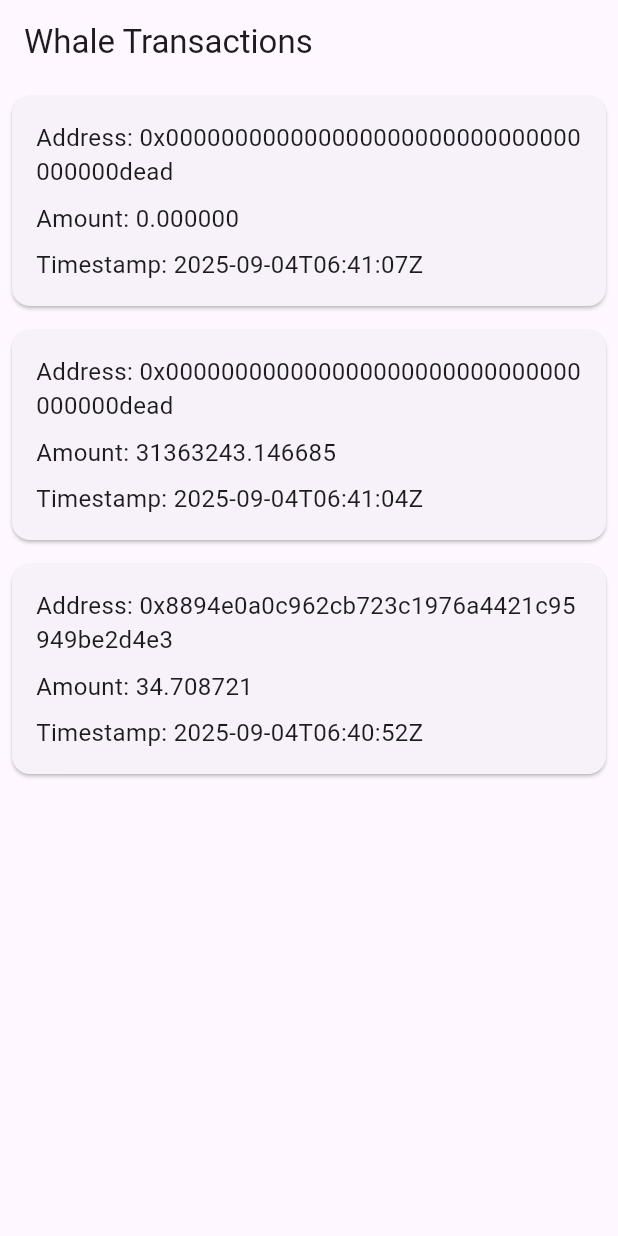
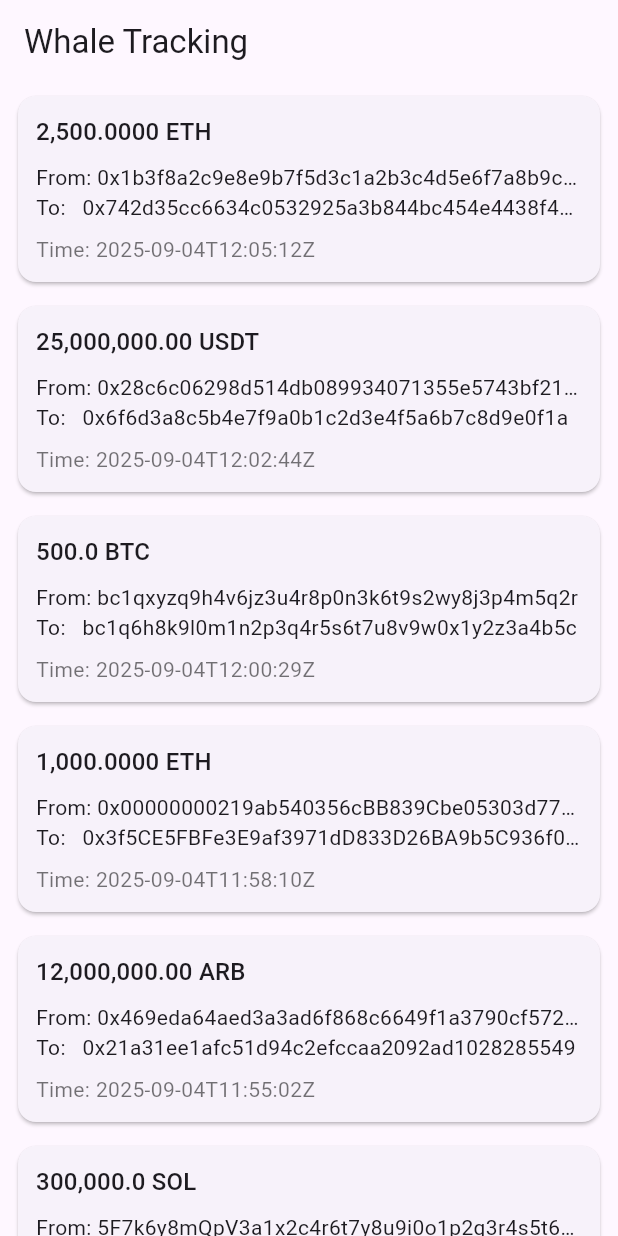
Before and after one commit to ygtsmt/crew_deneme, a Flutter app: the screen it shows after launch, on a phone screen of 412 x 824 dp. Run offline on Flutter 3.47's test engine with Material 3 defaults, Android fonts, the phone set to English and light mode, and no system bars.

Commit message:
Add simple whale tracking ListView app with hardcoded sample data

```diff
--- a/lib/main.dart
+++ b/lib/main.dart
@@ -1,60 +1,126 @@
+// Simple Whale Tracking ListView with hardcoded data
 import 'package:flutter/material.dart';
 
 void main() {
-  runApp(WhaleTrackingApp());
+  runApp(const WhaleApp());
 }
 
-class WhaleTrackingApp extends StatelessWidget {
+class WhaleApp extends StatelessWidget {
+  const WhaleApp({super.key});
+
   @override
   Widget build(BuildContext context) {
     return MaterialApp(
-      title: 'Whale Tracking',
-      home: WhaleListScreen(),
+      title: 'Whale Tracker',
+      home: const WhaleListPage(),
+      debugShowCheckedModeBanner: false,
     );
   }
 }
 
-class WhaleListScreen extends StatelessWidget {
-  final List<Map<String, dynamic>> transactions = [
+final List<Map<String, String>> whaleTransactions = [
   {
-      "whale_address": "0x000000000000000000000000000000000000dead",
-      "value_formatted": "0.000000",
-      "timestamp": "2025-09-04T06:41:07Z"
+    'from': '0x1b3f8a2c9e8e9b7f5d3c1a2b3c4d5e6f7a8b9c0d',
+    'to': '0x742d35cc6634c0532925a3b844bc454e4438f44e',
+    'amount': '2,500.0000 ETH',
+    'timestamp': '2025-09-04T12:05:12Z',
   },
   {
-      "whale_address": "0x000000000000000000000000000000000000dead",
-      "value_formatted": "31363243.146685",
-      "timestamp": "2025-09-04T06:41:04Z"
+    'from': '0x28c6c06298d514db089934071355e5743bf21d60',
+    'to': '0x6f6d3a8c5b4e7f9a0b1c2d3e4f5a6b7c8d9e0f1a',
+    'amount': '25,000,000.00 USDT',
+    'timestamp': '2025-09-04T12:02:44Z',
   },
   {
-      "whale_address": "0x8894e0a0c962cb723c1976a4421c95949be2d4e3",
-      "value_formatted": "34.708721",
-      "timestamp": "2025-09-04T06:40:52Z"
-    }
+    'from': 'bc1qxyzq9h4v6jz3u4r8p0n3k6t9s2wy8j3p4m5q2r',
+    'to': 'bc1q6h8k9l0m1n2p3q4r5s6t7u8v9w0x1y2z3a4b5c',
+    'amount': '500.0 BTC',
+    'timestamp': '2025-09-04T12:00:29Z',
+  },
+  {
+    'from': '0x00000000219ab540356cBB839Cbe05303d7705Fa',
+    'to': '0x3f5CE5FBFe3E9af3971dD833D26BA9b5C936f0bE',
+    'amount': '1,000.0000 ETH',
+    'timestamp': '2025-09-04T11:58:10Z',
+  },
+  {
+    'from': '0x469eda64aed3a3ad6f868c6649f1a3790cf57208',
+    'to': '0x21a31ee1afc51d94c2efccaa2092ad1028285549',
+    'amount': '12,000,000.00 ARB',
+    'timestamp': '2025-09-04T11:55:02Z',
+  },
+  {
+    'from': '5F7k6y8mQpV3a1x2c4r6t7y8u9i0o1p2q3r4s5t6u7v',
+    'to': '4Nd1b5X2Y7sP8o3k6L9m0n1B2v3C4x5Z6Q7w8e9r0t',
+    'amount': '300,000.0 SOL',
+    'timestamp': '2025-09-04T11:51:18Z',
+  },
+  {
+    'from': '0x5abfec25f74cd88437631a7731906932776356f9',
+    'to': '0x7F19720A857F834887FC9A7bC0a0fBe7FcB9d96F',
+    'amount': '200.0000 ETH',
+    'timestamp': '2025-09-04T11:49:20Z',
+  },
+  {
+    'from': '0x564286362092D8e7936f0549571a803B203aAceD',
+    'to': '0x4e83362442b8d1bec281594cea3050c8eb01311c',
+    'amount': '50,000,000.00 USDC',
+    'timestamp': '2025-09-04T11:46:03Z',
+  },
+  {
+    'from': '0x7Be8076f4EA4A4AD08075C2508e481d6C946D12b',
+    'to': '0x21a31ee1afc51d94c2efccaa2092ad1028285549',
+    'amount': '3,000.0000 WETH',
+    'timestamp': '2025-09-04T11:42:57Z',
+  },
+  {
+    'from': '0x1cf0e3e8b2b9a5b362315a4f7c9d3a6b8f4e5d7c',
+    'to': '0x5dB3C1bE5f2d7cE8aA2E41a2eB5C9C2a47a0eF4d',
+    'amount': '8,500,000.00 ARB',
+    'timestamp': '2025-09-04T11:40:11Z',
+  },
 ];
+
+class WhaleListPage extends StatelessWidget {
+  const WhaleListPage({super.key});
 
   @override
   Widget build(BuildContext context) {
     return Scaffold(
       appBar: AppBar(
-        title: Text('Whale Transactions'),
+        title: const Text('Whale Tracking'),
       ),
       body: ListView.builder(
-        itemCount: transactions.length,
+        itemCount: whaleTransactions.length,
         itemBuilder: (context, index) {
-          final transaction = transactions[index];
+          final tx = whaleTransactions[index];
           return Card(
-            margin: EdgeInsets.all(8.0),
+            margin: const EdgeInsets.symmetric(horizontal: 12, vertical: 8),
             child: Padding(
-              padding: EdgeInsets.all(16.0),
+              padding: const EdgeInsets.all(12.0),
               child: Column(
                 crossAxisAlignment: CrossAxisAlignment.start,
-                children: <Widget>[
-                  Text('Address: ${transaction['whale_address']}', style: TextStyle(fontSize: 16)),
-                  SizedBox(height: 8),
-                  Text('Amount: ${transaction['value_formatted']}', style: TextStyle(fontSize: 16)),
-                  SizedBox(height: 8),
-                  Text('Timestamp: ${transaction['timestamp']}', style: TextStyle(fontSize: 16)),
+                children: [
+                  Text(
+                    tx['amount'] ?? '',
+                    style: Theme.of(context).textTheme.titleMedium,
+                  ),
+                  const SizedBox(height: 8),
+                  Text(
+                    'From: ${tx['from']}',
+                    maxLines: 1,
+                    overflow: TextOverflow.ellipsis,
+                  ),
+                  Text(
+                    'To:   ${tx['to']}',
+                    maxLines: 1,
+                    overflow: TextOverflow.ellipsis,
+                  ),
+                  const SizedBox(height: 8),
+                  Text(
+                    'Time: ${tx['timestamp']}',
+                    style: const TextStyle(color: Colors.black54),
+                  ),
                 ],
               ),
             ),
```
Lines whose indentation alone changed are shown as unchanged.
